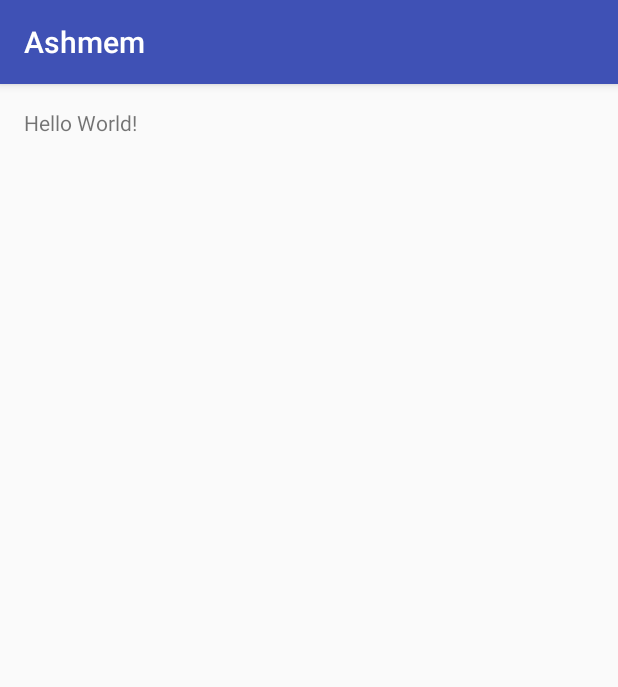
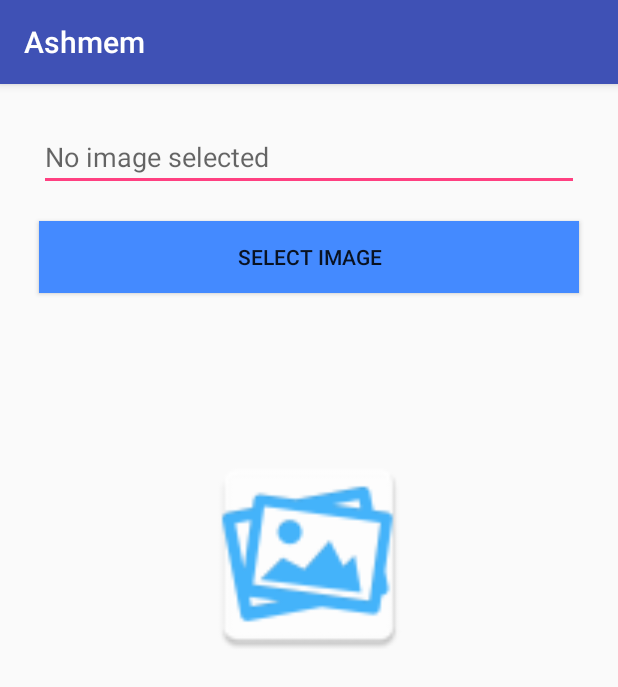
Before and after one commit to kernel-memory-dump/native-android-ashmem-pnrs2, an Android app: the screen it shows after launch (MainActivity), on a phone screen of 412 x 824 dp. Shown: the top 687 px of the screen. Run offline under Robolectric (Android 15) with nearby library versions, the phone set to English and light mode, and no system bars; 2 statements that could not run were skipped.

Commit message:
Android UI

```diff
--- a/AndroidApp/app/src/main/java/com/rk/rt/bbt/android/ashmem/AshmemTask.java
+++ b/AndroidApp/app/src/main/java/com/rk/rt/bbt/android/ashmem/AshmemTask.java
@@ -34,7 +34,7 @@ import android.support.annotation.NonNull;
 import java.io.IOException;
 
 /**
- *  Allocates Ashmem regions with given size. Should be executed within a separate Thread.
+ *  Allocates Ashmem regions with given size as a {@link MemoryFile}. Should be executed within a separate Thread.
  *  Performs callback to UiThread, after allocation is complete.
  *  Each ashmem region shall be named as specified by {@link #ASHMEM_REGION_NAME_TEMPLATE} where timestamp is replaced by currentSystem time in
  *  milliseconds.
--- a/AndroidApp/app/src/main/java/com/rk/rt/bbt/android/ashmem/MainActivity.java
+++ b/AndroidApp/app/src/main/java/com/rk/rt/bbt/android/ashmem/MainActivity.java
@@ -64,11 +64,6 @@ public class MainActivity extends AppCompatActivity implements AshmemTask.Ashmem
         super.onCreate(savedInstanceState);
         setContentView(R.layout.activity_main);
 
-        // Example of a call to a native method
-        TextView tv = (TextView) findViewById(R.id.sample_text);
-        tv.setText(stringFromJNI());
-
-
         appContext = getApplicationContext();
 
         // register native callback
@@ -134,6 +129,13 @@ public class MainActivity extends AppCompatActivity implements AshmemTask.Ashmem
      */
     public native String stringFromJNI();
 
+    /**
+     *
+     * @param mf
+     * @param imagePath
+     */
+    public native void loadImageViaJNI(MemoryFile mf, String imagePath);
+
 
     public static Context getAppContext() {
         return appContext;
--- a/AndroidApp/app/src/main/res/layout/activity_main.xml
+++ b/AndroidApp/app/src/main/res/layout/activity_main.xml
@@ -1,5 +1,5 @@
 <?xml version="1.0" encoding="utf-8"?>
-<RelativeLayout
+<LinearLayout
     xmlns:android="http://schemas.android.com/apk/res/android"
     xmlns:tools="http://schemas.android.com/tools"
     android:id="@+id/activity_main"
@@ -9,11 +9,34 @@
     android:paddingRight="@dimen/activity_horizontal_margin"
     android:paddingTop="@dimen/activity_vertical_margin"
     android:paddingBottom="@dimen/activity_vertical_margin"
+    android:orientation="vertical"
     tools:context="com.rk.rt.bbt.android.ashmem.MainActivity">
 
-    <TextView
-        android:id="@+id/sample_text"
-        android:layout_width="wrap_content"
+
+    <EditText
+        android:layout_width="match_parent"
         android:layout_height="wrap_content"
-        android:text="Hello World!" />
-</RelativeLayout>
+        android:ems="10"
+        android:layout_margin="10dp"
+        android:id="@+id/txtImagePath"
+        android:hint="@string/txtImagePathHint"/>
+
+    <Button
+        android:layout_width="match_parent"
+        android:layout_height="wrap_content"
+        android:background="@color/accent"
+        android:layout_margin="10dp"
+        android:text ="@string/btnSelectImage"
+        android:id="@+id/btnSelectImage" />
+
+    <ImageView
+        android:id="@+id/imageView2"
+        android:layout_width="fill_parent"
+        android:layout_height="150dp"
+        android:layout_margin="90dp"
+        android:padding="3dp"
+        android:layout_gravity="bottom"
+        android:src="@mipmap/img_placeholder"
+        />
+
+</LinearLayout>
--- a/AndroidApp/app/src/main/res/values/strings.xml
+++ b/AndroidApp/app/src/main/res/values/strings.xml
@@ -1,3 +1,5 @@
 <resources>
     <string name="app_name">Ashmem</string>
+    <string name="txtImagePathHint">No image selected</string>
+    <string name="btnSelectImage">Select image</string>
 </resources>
--- a/AndroidApp/app/src/main/res/values/styles.xml
+++ b/AndroidApp/app/src/main/res/values/styles.xml
@@ -1,4 +1,5 @@
 <resources>
+
 
     <!-- Base application theme. -->
     <style name="AppTheme" parent="Theme.AppCompat.Light.DarkActionBar">
@@ -6,6 +7,7 @@
         <item name="colorPrimary">@color/colorPrimary</item>
         <item name="colorPrimaryDark">@color/colorPrimaryDark</item>
         <item name="colorAccent">@color/colorAccent</item>
+        <item name="colorBackground">@color/</item>
     </style>
 
 </resources>
```
Also changed, not shown: AndroidApp/app/src/main/res/values/colors.xml (+9 -0 lines), AndroidApp/app/src/main/img_placeholder-web.png (added), AndroidApp/app/src/main/res/mipmap-hdpi/img_placeholder.png (added), AndroidApp/app/src/main/res/mipmap-mdpi/img_placeholder.png (added), AndroidApp/app/src/main/res/mipmap-xhdpi/img_placeholder.png (added), AndroidApp/app/src/main/res/mipmap-xxhdpi/img_placeholder.png (added), AndroidApp/app/src/main/res/mipmap-xxxhdpi/img_placeholder.png (added), 1 other file.
